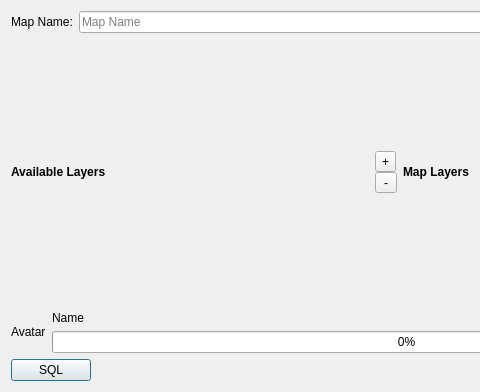
Qt form ui/CreateViz.ui (gkudos/qgis-cartodb) before a commit; both pictures show x 0 to 480 and y 0 to 392 of the 772 by 392 pixel window.
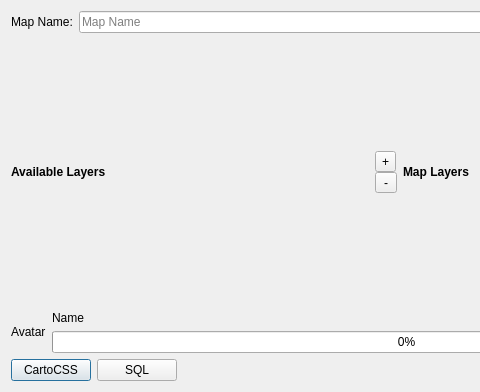
The same form after that commit.

Commit message: * Add composite mode in create maps. * Add dash style to lines in create maps. * Add join style to lines in create maps.

Patch:
```diff
--- a/ui/CreateViz.ui
+++ b/ui/CreateViz.ui
@@ -163,6 +163,13 @@
    </item>
    <item>
     <layout class="QHBoxLayout" name="buttonsLayout">
+     <item>
+      <widget class="QPushButton" name="cartoCssBT">
+       <property name="text">
+        <string>CartoCSS</string>
+       </property>
+      </widget>
+     </item>
      <item>
       <widget class="QPushButton" name="sqlBT">
        <property name="text">
```
The commit also changes 6 other files.
